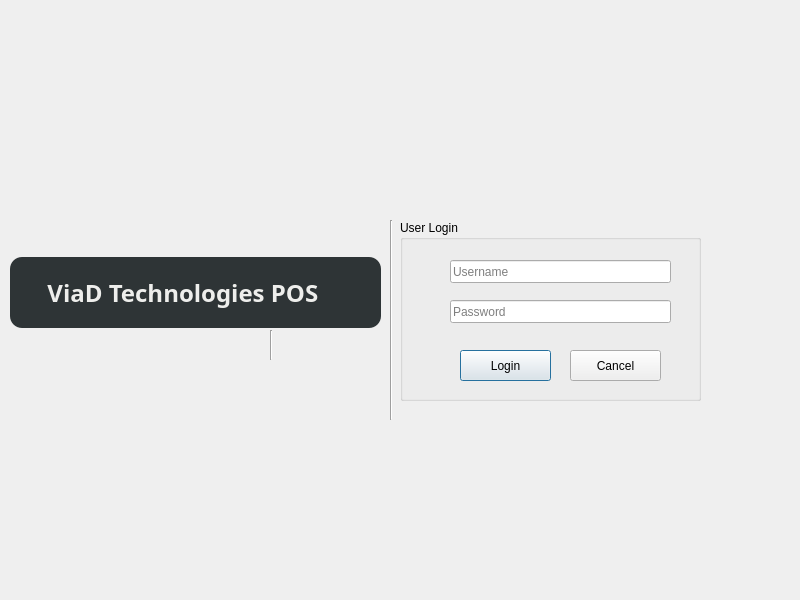
This is login.ui in vinnadipo09/bullet as Qt 5 draws it before an edit. The edited form follows.
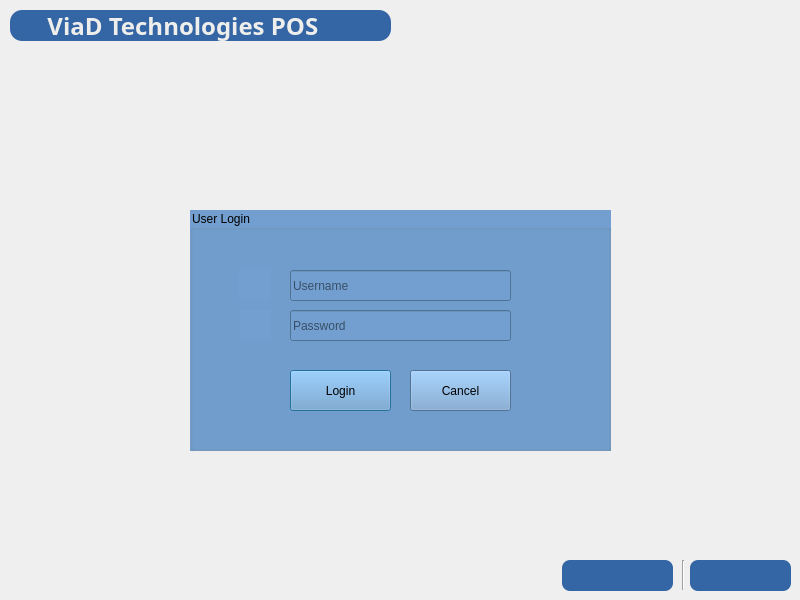
This is the edited form. Icons and pictures are not drawn.

```diff
--- a/login.ui
+++ b/login.ui
@@ -10,6 +10,18 @@
     <height>600</height>
    </rect>
   </property>
+  <property name="minimumSize">
+   <size>
+    <width>800</width>
+    <height>600</height>
+   </size>
+  </property>
+  <property name="maximumSize">
+   <size>
+    <width>800</width>
+    <height>600</height>
+   </size>
+  </property>
   <property name="windowTitle">
    <string>Login</string>
   </property>
@@ -49,9 +61,9 @@
    <property name="geometry">
     <rect>
      <x>10</x>
-     <y>257</y>
-     <width>371</width>
-     <height>71</height>
+     <y>10</y>
+     <width>381</width>
+     <height>31</height>
     </rect>
    </property>
    <property name="font">
@@ -63,7 +75,7 @@
     </font>
    </property>
    <property name="styleSheet">
-    <string notr="true">background-color: rgb(46, 52, 54);
+    <string notr="true">background-color: rgb(52, 101, 164);
 color: rgb(238, 238, 236);
 border-radius: 12px;</string>
    </property>
@@ -74,8 +86,8 @@
   <widget class="QLabel" name="label_3">
    <property name="geometry">
     <rect>
-     <x>15</x>
-     <y>270</y>
+     <x>10</x>
+     <y>0</y>
      <width>51</width>
      <height>51</height>
     </rect>
@@ -91,22 +103,25 @@
   <widget class="QGroupBox" name="groupBox">
    <property name="geometry">
     <rect>
-     <x>400</x>
-     <y>220</y>
-     <width>301</width>
-     <height>181</height>
+     <x>190</x>
+     <y>210</y>
+     <width>421</width>
+     <height>241</height>
     </rect>
    </property>
+   <property name="styleSheet">
+    <string notr="true">background-color: rgb(114, 159, 207);</string>
+   </property>
    <property name="title">
     <string>User Login</string>
    </property>
    <widget class="QLineEdit" name="le_username">
     <property name="geometry">
      <rect>
-      <x>50</x>
-      <y>40</y>
+      <x>100</x>
+      <y>60</y>
       <width>221</width>
-      <height>23</height>
+      <height>31</height>
      </rect>
     </property>
     <property name="cursorPosition">
@@ -119,10 +134,10 @@
    <widget class="QPushButton" name="btnLogin">
     <property name="geometry">
      <rect>
-      <x>60</x>
-      <y>130</y>
-      <width>91</width>
-      <height>31</height>
+      <x>100</x>
+      <y>160</y>
+      <width>101</width>
+      <height>41</height>
      </rect>
     </property>
     <property name="text">
@@ -142,10 +157,10 @@
    <widget class="QLineEdit" name="le_userPassword">
     <property name="geometry">
      <rect>
-      <x>50</x>
-      <y>80</y>
+      <x>100</x>
+      <y>100</y>
       <width>221</width>
-      <height>23</height>
+      <height>31</height>
      </rect>
     </property>
     <property name="echoMode">
@@ -158,10 +173,10 @@
    <widget class="QLabel" name="label_4">
     <property name="geometry">
      <rect>
-      <x>30</x>
-      <y>80</y>
-      <width>20</width>
-      <height>20</height>
+      <x>50</x>
+      <y>100</y>
+      <width>31</width>
+      <height>31</height>
      </rect>
     </property>
     <property name="styleSheet">
@@ -174,10 +189,10 @@
    <widget class="QLabel" name="label_5">
     <property name="geometry">
      <rect>
-      <x>30</x>
-      <y>40</y>
-      <width>20</width>
-      <height>20</height>
+      <x>49</x>
+      <y>59</y>
+      <width>31</width>
+      <height>31</height>
      </rect>
     </property>
     <property name="styleSheet">
@@ -190,10 +205,10 @@
    <widget class="QPushButton" name="btnCancel">
     <property name="geometry">
      <rect>
-      <x>170</x>
-      <y>130</y>
-      <width>91</width>
-      <height>31</height>
+      <x>220</x>
+      <y>160</y>
+      <width>101</width>
+      <height>41</height>
      </rect>
     </property>
     <property name="text">
@@ -214,8 +229,8 @@
   <widget class="QLabel" name="lblTime">
    <property name="geometry">
     <rect>
-     <x>278</x>
-     <y>330</y>
+     <x>690</x>
+     <y>560</y>
      <width>101</width>
      <height>31</height>
     </rect>
@@ -226,7 +241,7 @@
     </font>
    </property>
    <property name="styleSheet">
-    <string notr="true">
+    <string notr="true">background-color: rgb(52, 101, 164);
 color: rgb(255, 255, 255);
 padding-left:8px;
 border-radius: 8px;</string>
@@ -238,8 +253,8 @@
   <widget class="QLabel" name="lblDate">
    <property name="geometry">
     <rect>
-     <x>150</x>
-     <y>330</y>
+     <x>562</x>
+     <y>560</y>
      <width>111</width>
      <height>31</height>
     </rect>
@@ -250,7 +265,7 @@
     </font>
    </property>
    <property name="styleSheet">
-    <string notr="true">
+    <string notr="true">background-color: rgb(52, 101, 164);
 color: rgb(255, 255, 255);
 padding-left:8px;
 border-radius: 8px;</string>
@@ -262,8 +277,8 @@
   <widget class="Line" name="line_2">
    <property name="geometry">
     <rect>
-     <x>270</x>
-     <y>330</y>
+     <x>682</x>
+     <y>560</y>
      <width>3</width>
      <height>30</height>
     </rect>
```
Left out of the diff: 2 changed lines with no effect on the pictures.
